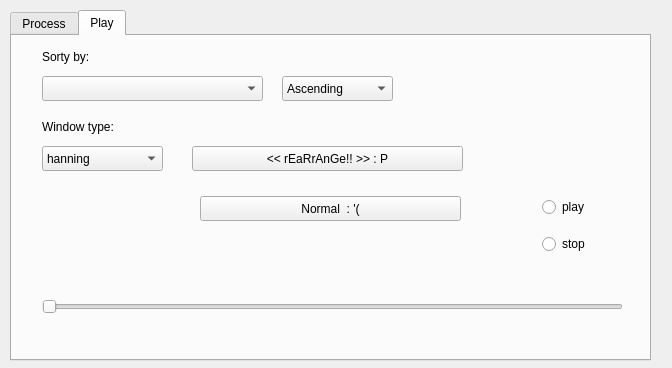
Qt form guiForScript.ui (ioadeer/audioplayer) before a commit.
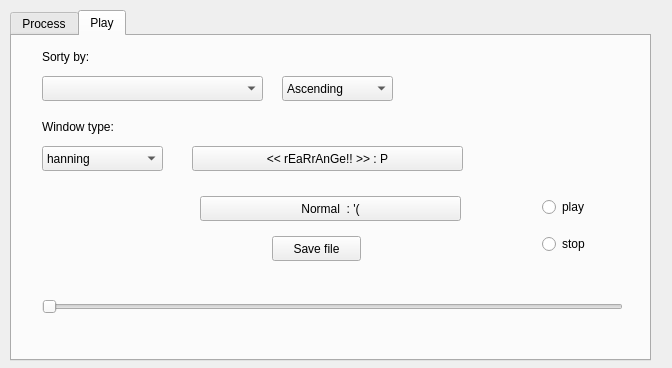
The same form after that commit. The open tabs and pages were chosen to show the change.

Commit message: Added savefile button to export rearranged sound

What changed in the file:
```diff
--- a/guiForScript.ui
+++ b/guiForScript.ui
@@ -347,6 +347,19 @@
       <string>Normal  : '(</string>
      </property>
     </widget>
+    <widget class="QPushButton" name="pushButtonSaveFile">
+     <property name="geometry">
+      <rect>
+       <x>260</x>
+       <y>200</y>
+       <width>89</width>
+       <height>25</height>
+      </rect>
+     </property>
+     <property name="text">
+      <string>Save file</string>
+     </property>
+    </widget>
    </widget>
   </widget>
  </widget>
```
The commit also changes 2 other files.
